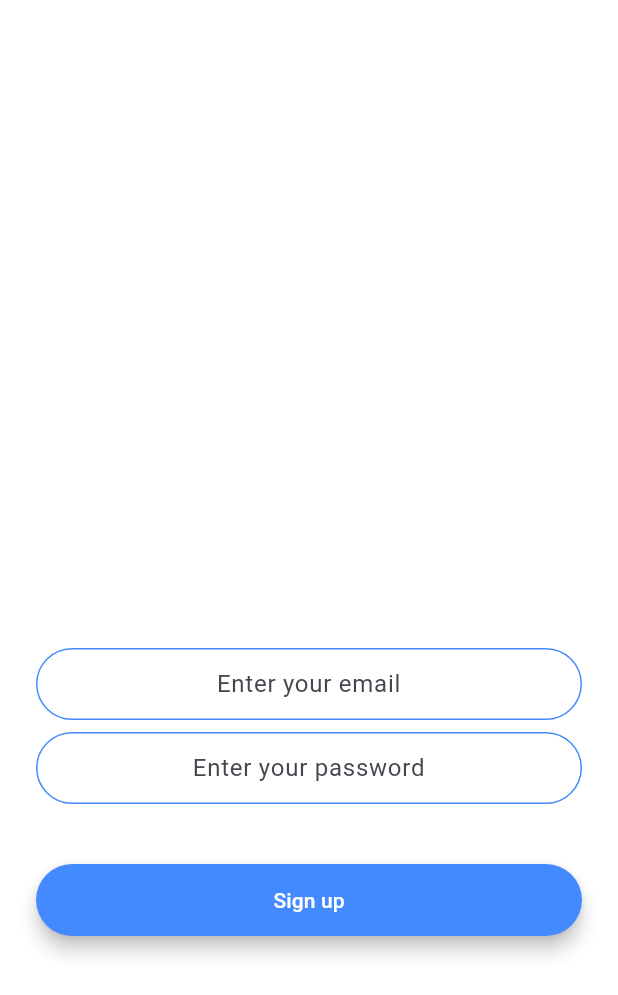
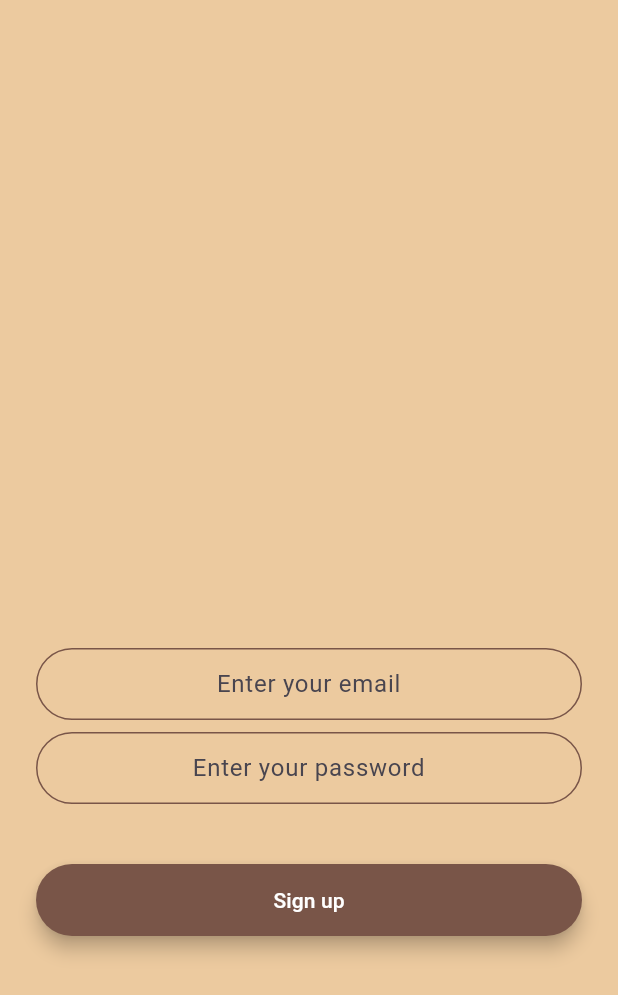
Before and after one commit to zykuriku/Chef-s-wok, a Flutter app: the Register screen opened directly, on a phone screen of 412 x 824 dp. Shown: the top 995 px of the screen. Run offline on Flutter 3.47's test engine with Material 3 defaults, Android fonts, the phone set to English and light mode, and no system bars; our stand-ins replace firebase_auth, firebase_core; accounts and stored records are empty; network calls fail.

Commit message:
commit 4

```diff
--- a/lib/screens/sign up.dart
+++ b/lib/screens/sign up.dart
@@ -1,6 +1,7 @@
 import 'package:flutter/material.dart';
 import 'package:firebase_auth/firebase_auth.dart';
 import 'homepage.dart';
+import 'package:chefs_wok/utilities/constants.dart';
 
 class Register extends StatefulWidget {
   @override
@@ -14,7 +15,7 @@ class _RegisterState extends State<Register> {
   @override
   Widget build(BuildContext context) {
     return Scaffold(
-      backgroundColor: Colors.white,
+      backgroundColor: bgColor,
       body: Padding(
         padding: EdgeInsets.symmetric(horizontal: 24.0),
         child: Column(
@@ -42,11 +43,11 @@ class _RegisterState extends State<Register> {
                   borderRadius: BorderRadius.all(Radius.circular(32.0)),
                 ),
                 enabledBorder: OutlineInputBorder(
-                  borderSide: BorderSide(color: Colors.blueAccent, width: 1.0),
+                  borderSide: BorderSide(color: Colors.brown, width: 1.0),
                   borderRadius: BorderRadius.all(Radius.circular(32.0)),
                 ),
                 focusedBorder: OutlineInputBorder(
-                  borderSide: BorderSide(color: Colors.blueAccent, width: 2.0),
+                  borderSide: BorderSide(color: Colors.brown, width: 2.0),
                   borderRadius: BorderRadius.all(Radius.circular(32.0)),
                 ),
               ),
@@ -68,11 +69,11 @@ class _RegisterState extends State<Register> {
                   borderRadius: BorderRadius.all(Radius.circular(32.0)),
                 ),
                 enabledBorder: OutlineInputBorder(
-                  borderSide: BorderSide(color: Colors.blueAccent, width: 1.0),
+                  borderSide: BorderSide(color: Colors.brown, width: 1.0),
                   borderRadius: BorderRadius.all(Radius.circular(32.0)),
                 ),
                 focusedBorder: OutlineInputBorder(
-                  borderSide: BorderSide(color: Colors.blueAccent, width: 2.0),
+                  borderSide: BorderSide(color: Colors.brown, width: 2.0),
                   borderRadius: BorderRadius.all(Radius.circular(32.0)),
                 ),
               ),
@@ -83,7 +84,7 @@ class _RegisterState extends State<Register> {
             Padding(
               padding: EdgeInsets.symmetric(vertical: 16.0),
               child: Material(
-                color: Colors.blueAccent,
+                color: Colors.brown,
                 borderRadius: BorderRadius.all(Radius.circular(30.0)),
                 elevation: 5.0,
                 child: MaterialButton(
--- a/lib/utilities/constants.dart
+++ b/lib/utilities/constants.dart
@@ -1 +1,3 @@
 import 'package:flutter/material.dart';
+
+const bgColor = Color(0xffECCA9f);
```
Also changed, not shown: lib/screens/homepage.dart (+17 -6 lines), lib/screens/login.dart (+20 -11 lines), lib/utilities/card.dart (+33 -5 lines).
